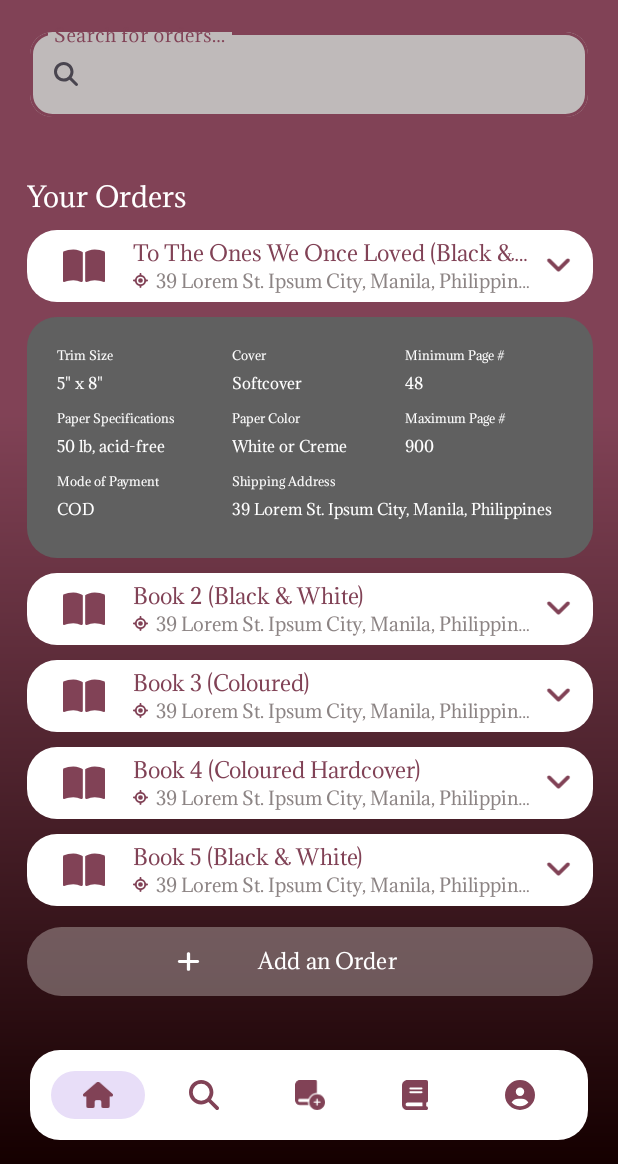
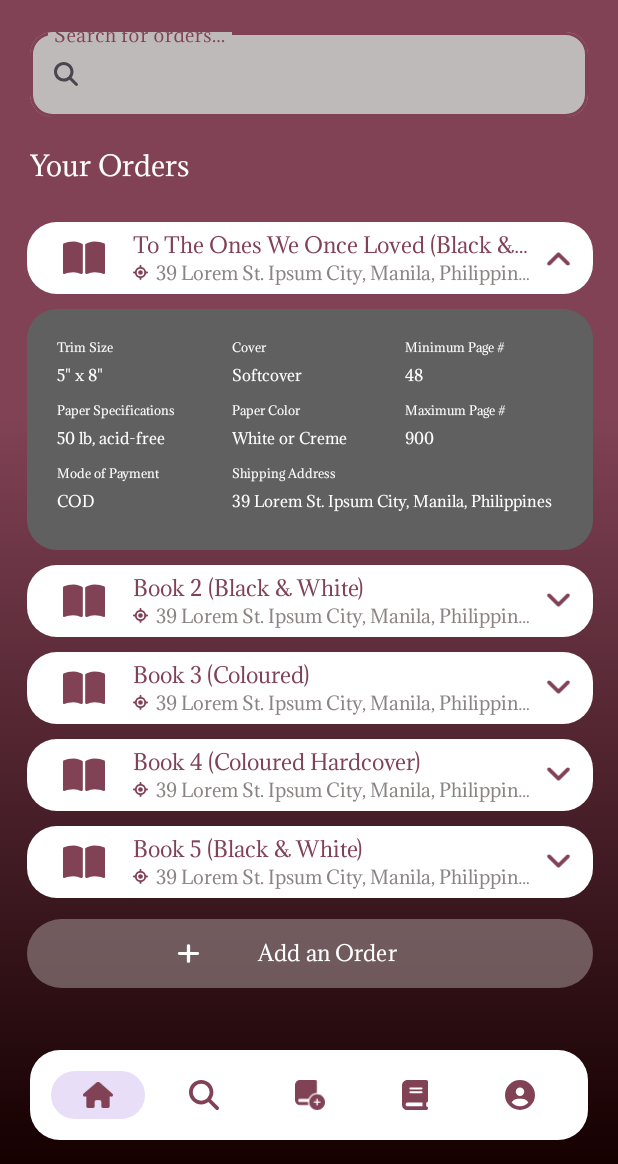
Before and after one commit to n-marcelino/Manuscribe, an Android app: the Cart screen opened directly, with no data from a screen before it, on a phone screen of 412 x 824 dp, the part 72-1236 px from its top. Run offline under Robolectric (Android 15) with nearby library versions, the phone set to English and light mode, and no system bars.

Commit message:
adding dropdown

```diff
--- a/app/src/main/res/layout/activity_cart.xml
+++ b/app/src/main/res/layout/activity_cart.xml
@@ -89,6 +89,20 @@
             android:singleLine="true" />
     </com.google.android.material.textfield.TextInputLayout>
 
+    <TextView
+        android:id="@+id/textView2"
+        android:layout_width="0dp"
+        android:layout_height="wrap_content"
+        android:layout_marginStart="20dp"
+        android:layout_marginTop="20dp"
+        android:layout_marginEnd="20dp"
+        android:text="Your Orders"
+        android:textColor="@color/white"
+        android:textSize="18sp"
+        app:layout_constraintEnd_toEndOf="parent"
+        app:layout_constraintStart_toStartOf="parent"
+        app:layout_constraintTop_toBottomOf="@+id/searchbarlayout" />
+
     <androidx.core.widget.NestedScrollView
         android:layout_width="417dp"
         android:layout_height="587dp"
@@ -96,22 +110,13 @@
         app:layout_constraintEnd_toEndOf="parent"
         app:layout_constraintHorizontal_bias="0.5"
         app:layout_constraintStart_toStartOf="parent"
-        app:layout_constraintTop_toBottomOf="@+id/searchbarlayout" >
+        app:layout_constraintTop_toBottomOf="@+id/textView2" >
 
         <LinearLayout
             android:layout_width="match_parent"
             android:layout_height="wrap_content"
-            android:orientation="vertical">
-
-            <TextView
-                android:id="@+id/textView2"
-                android:layout_width="wrap_content"
-                android:layout_height="wrap_content"
-                android:layout_marginStart="20dp"
-                android:layout_marginTop="25dp"
-                android:text="Your Orders"
-                android:textColor="@color/white"
-                android:textSize="18sp" />
+            android:orientation="vertical"
+            android:paddingBottom="76dp">
 
             <LinearLayout
                 android:id="@+id/order1"
@@ -178,6 +183,7 @@
                     android:layout_width="35dp"
                     android:layout_height="20dp"
                     android:layout_weight="0"
+                    android:rotationX="180"
                     app:srcCompat="@drawable/angle_down_solid"
                     app:tint="@color/manu" />
 
@@ -741,7 +747,7 @@
                 android:fontFamily="@font/adamina"
                 android:paddingStart="100dp"
                 android:paddingEnd="100dp"
-                android:text="Add an Order"/>
+                android:text="Add an Order" />
         </LinearLayout>
     </androidx.core.widget.NestedScrollView>
 
```
